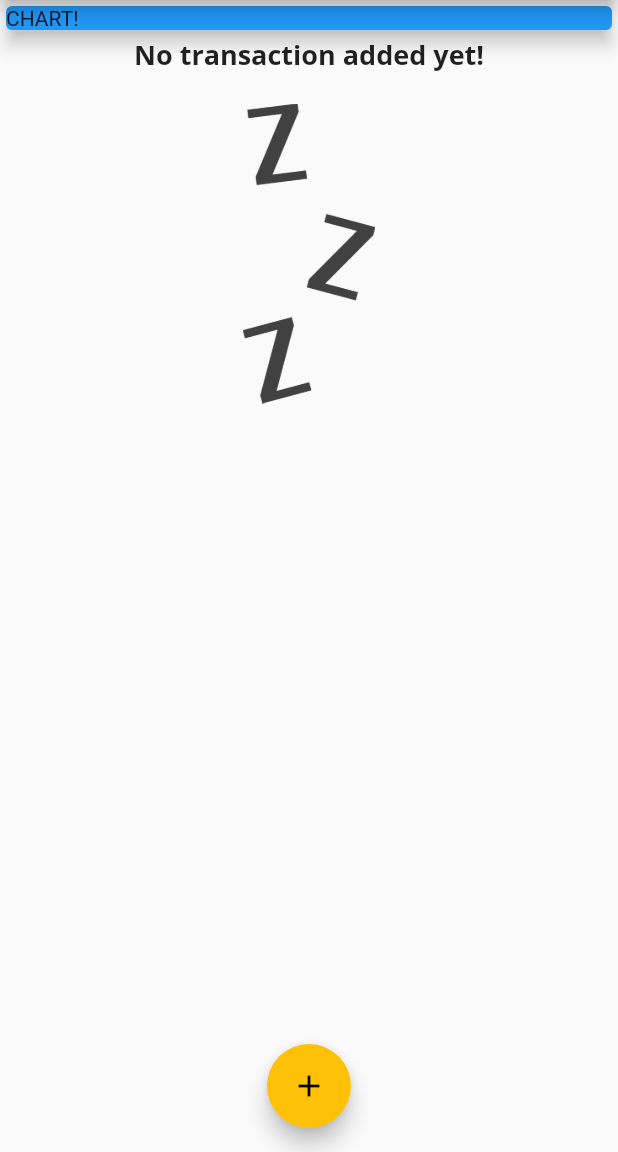
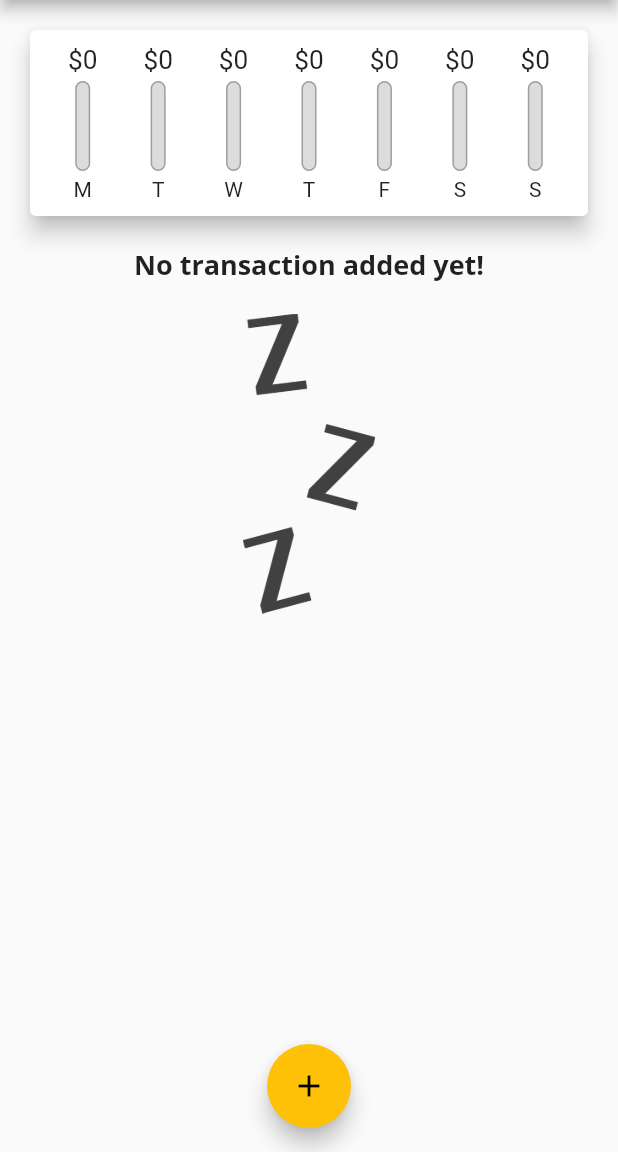
Before and after one commit to antranvn/flutter_expense_planner, a Flutter app: the screen it shows after launch, on a phone screen of 412 x 824 dp, the part 84-1236 px from its top. Run offline on Flutter 3.47's test engine with Material 2 defaults, Android fonts, the phone set to English and light mode, and no system bars; Roboto replaces fonts that are missing (Open Sans).

Commit message:
Add chart bar widget and using ListTitle

```diff
--- a/lib/main.dart
+++ b/lib/main.dart
@@ -1,6 +1,7 @@
 import 'dart:ui';
 
 import 'package:flutter/material.dart';
+import 'package:flutter_expense_planner/widgets/chart.dart';
 import 'package:flutter_expense_planner/widgets/new_transaction.dart';
 import 'package:flutter_expense_planner/widgets/transaction_list.dart';
 import 'models/transaction.dart';
@@ -58,6 +59,14 @@ class _MyHomePageState extends State<MyHomePage> {
     //     date: DateTime.now()),
   ];
 
+  List<Transaction> get _recentTransactions {
+    return _userTransactions.where((tx) {
+      return tx.date.isAfter(DateTime.now().subtract(
+        Duration(days: 7),
+      ));
+    }).toList();
+  }
+
   void _addNewTransaction(String title, double amount) {
     final newTx = Transaction(
       id: DateTime.now().toString(),
@@ -103,14 +112,7 @@ class _MyHomePageState extends State<MyHomePage> {
           mainAxisAlignment: MainAxisAlignment.start,
           crossAxisAlignment: CrossAxisAlignment.stretch,
           children: <Widget>[
-            Container(
-              width: double.infinity,
-              child: Card(
-                color: Colors.blue,
-                child: Container(width: 100, child: Text('CHART!')),
-                elevation: 5,
-              ),
-            ),
+            Chart(_recentTransactions),
             TransactionList(_userTransactions),
           ],
         ),
--- /dev/null
+++ b/lib/widgets/chart.dart
@@ -0,0 +1,62 @@
+import 'package:flutter/material.dart';
+import 'package:flutter_expense_planner/models/transaction.dart';
+import 'package:flutter_expense_planner/widgets/chart_bar.dart';
+import 'package:intl/intl.dart';
+
+class Chart extends StatelessWidget {
+  final List<Transaction> recentTransactions;
+
+  Chart(this.recentTransactions);
+
+  List<Map<String, dynamic>> get groupedTransactionValues {
+    return List.generate(7, (index) {
+      final weekDay = DateTime.now().subtract(
+        Duration(days: index),
+      );
+      double totalSum = 0.0;
+
+      for (var i = 0; i < recentTransactions.length; i++) {
+        DateTime transactionDate = recentTransactions[i].date;
+        if (transactionDate.day == weekDay.day &&
+            transactionDate.month == weekDay.month &&
+            transactionDate.year == weekDay.year) {
+          totalSum = totalSum + recentTransactions[i].amount;
+        }
+      }
+
+      return {
+        'day': DateFormat.E().format(weekDay).substring(0, 1),
+        'amount': totalSum,
+      };
+    }).reversed.toList();
+  }
+
+  double get totalSpending {
+    return groupedTransactionValues.fold(0.0, (sum, item) {
+      return sum + item['amount'];
+    });
+  }
+
+  @override
+  Widget build(BuildContext context) {
+    print(groupedTransactionValues);
+
+    return Card(
+      elevation: 6,
+      margin: EdgeInsets.all(20),
+      child: Padding(
+        padding: EdgeInsets.all(10),
+        child: Row(
+          mainAxisAlignment: MainAxisAlignment.spaceAround,
+          children: groupedTransactionValues.map((data) {
+            return Flexible(
+              fit: FlexFit.tight,
+              child: ChartBar(data['day'], data['amount'],
+                  totalSpending == 0.0 ? 0.0 : data['amount'] / totalSpending),
+            );
+          }).toList(),
+        ),
+      ),
+    );
+  }
+}
--- /dev/null
+++ b/lib/widgets/chart_bar.dart
@@ -0,0 +1,52 @@
+import 'package:flutter/material.dart';
+
+class ChartBar extends StatelessWidget {
+  final String label;
+  final double spendingAmount;
+  final double spendingPctOfTotal;
+
+  ChartBar(this.label, this.spendingAmount, this.spendingPctOfTotal);
+
+  @override
+  Widget build(BuildContext context) {
+    return Column(
+      children: <Widget>[
+        Container(
+            height: 20,
+            child: FittedBox(
+                child: Text('\$${spendingAmount.toStringAsFixed(0)}'))),
+        SizedBox(
+          height: 4,
+        ),
+        Container(
+          height: 60,
+          width: 10,
+          child: Stack(
+            children: <Widget>[
+              Container(
+                decoration: BoxDecoration(
+                  border: Border.all(color: Colors.grey, width: 1.0),
+                  color: Color.fromRGBO(220, 220, 220, 1),
+                  borderRadius: BorderRadius.circular(10),
+                ),
+              ),
+              FractionallySizedBox(
+                heightFactor: spendingPctOfTotal,
+                child: Container(
+                  decoration: BoxDecoration(
+                    color: Theme.of(context).primaryColor,
+                    borderRadius: BorderRadius.circular(10),
+                  ),
+                ),
+              )
+            ],
+          ),
+        ),
+        SizedBox(
+          height: 4,
+        ),
+        Text(label),
+      ],
+    );
+  }
+}
```
Also changed, not shown: lib/widgets/transaction_list.dart (+19 -32 lines).
